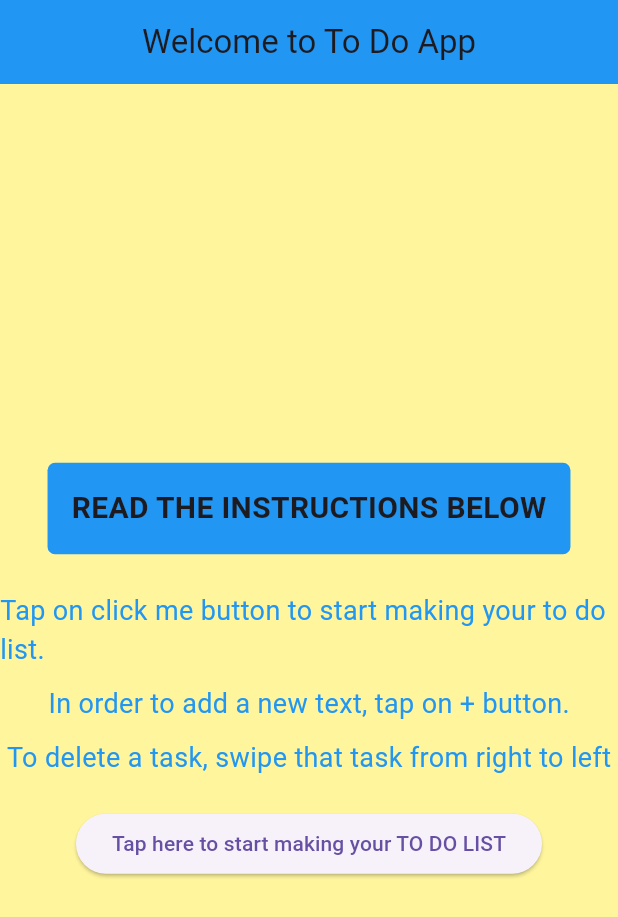
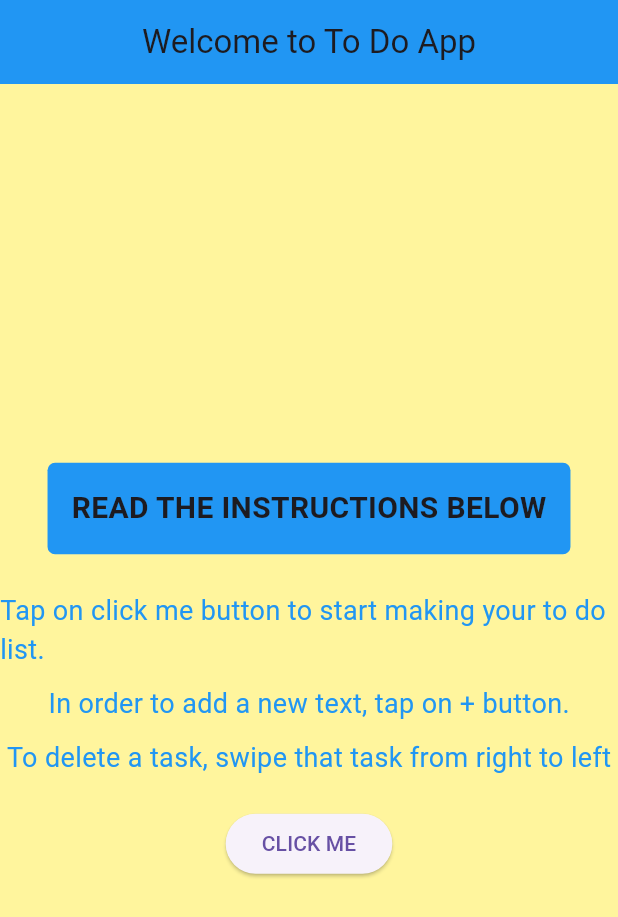
Before and after one commit to sanyag131sunil/to_do_app, a Flutter app: the screen it shows after launch, on a phone screen of 412 x 824 dp. Shown: the top 917 px of the screen. Run offline on Flutter 3.47's test engine with Material 3 defaults, Android fonts, the phone set to English and light mode, and no system bars; our stand-ins replace flutter_slidable, hive_flutter; accounts and stored records are empty.

Commit message:
Update main.dart

```diff
--- a/lib/main.dart
+++ b/lib/main.dart
@@ -97,7 +97,7 @@ class _HomePageState extends State<HomePage> {
                       builder: (context) => const HomePageContent()),
                 );
               },
-              child: Text('Tap here to start making your TO DO LIST'),
+              child: Text('CLICK ME'),
             ),
           ],
         ),
```
